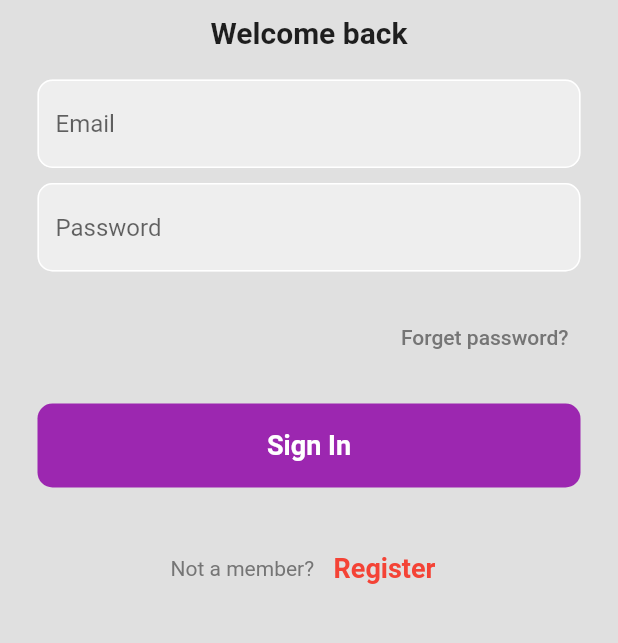
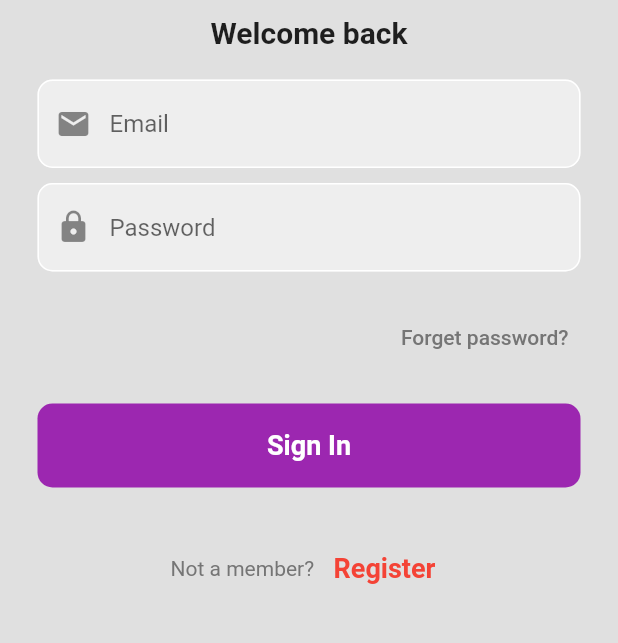
Before and after one commit to casius13594/flutter_finalproject, a Flutter app: the screen it shows after launch, after a tap on "Let's discover", on a phone screen of 412 x 824 dp, the part 591-1234 px from its top. Run offline on Flutter 3.47's test engine with Material 2 defaults, Android fonts, the phone set to English and light mode, and no system bars; our stand-ins replace curved_navigation_bar, firebase_auth, firebase_core, flutter_svg, lottie, pinput; accounts and stored records are empty; network calls fail.

Commit message:
Login and register first finished

```diff
--- a/lib/main.dart
+++ b/lib/main.dart
@@ -1,10 +1,12 @@
 import 'package:flutter/material.dart';
 import 'package:flutter_finalproject/pages/home_page.dart';
 import 'package:lottie/lottie.dart';
-
+import 'package:firebase_core/firebase_core.dart';
 import 'pages/login_page.dart';
 
-void main() {
+void main() async {
+  WidgetsFlutterBinding.ensureInitialized();
+  await Firebase.initializeApp();
   runApp(const MyApp());
 }
 
@@ -29,6 +31,8 @@ class MainPage extends StatefulWidget{
 }
 
 class _MainPageState extends State<MainPage>{
+
+
   @override
   Widget build(BuildContext context) => Container(
     decoration: BoxDecoration(
--- a/lib/pages/login_page.dart
+++ b/lib/pages/login_page.dart
@@ -3,6 +3,8 @@ import 'package:flutter_finalproject/pages/forgot_password_page.dart';
 import 'package:flutter_finalproject/pages/register_page.dart';
 import 'package:flutter_finalproject/pages/shifscreen.dart';
 import 'package:flutter_svg/svg.dart';
+import 'package:firebase_auth/firebase_auth.dart';
+import 'package:flutter_finalproject/auth.dart';
 
 class LoginPage extends StatefulWidget {
   const LoginPage({super.key});
@@ -12,13 +14,17 @@ class LoginPage extends StatefulWidget {
 }
 
 class _LoginPageState extends State<LoginPage> {
+
+
+  final TextEditingController _controllerEmail = TextEditingController();
+  final TextEditingController _controllerPassword = TextEditingController();
+
+
   @override
   Widget build(BuildContext context) {
     return Scaffold(
       backgroundColor: Colors.grey[300],
-
       body: SafeArea(
-        maintainBottomViewPadding: false,
         child: Center(
         child: SingleChildScrollView(
           child: Column(
@@ -51,6 +57,8 @@ class _LoginPageState extends State<LoginPage> {
               Padding(
                   padding: const EdgeInsets.symmetric(horizontal: 25.0),
                   child: TextField(
+                    controller: _controllerEmail,
+                    enableSuggestions: true,
                     decoration: InputDecoration(
                       enabledBorder: OutlineInputBorder(
                         borderSide: BorderSide(color: Colors.white),
@@ -64,6 +72,9 @@ class _LoginPageState extends State<LoginPage> {
                       filled: true,
                       border: InputBorder.none,
                       hintText: 'Email',
+                      prefixIcon: Icon(
+                        Icons.mail
+                      )
                   ),
                 ),
                 ),
@@ -75,6 +86,7 @@ class _LoginPageState extends State<LoginPage> {
               Padding(
                 padding: const EdgeInsets.symmetric(horizontal: 25.0),
                 child: TextField(
+                  controller: _controllerPassword,
                   obscureText: true,
                   decoration: InputDecoration(
                     enabledBorder: OutlineInputBorder(
@@ -89,6 +101,9 @@ class _LoginPageState extends State<LoginPage> {
                     filled: true,
                     border: InputBorder.none,
                     hintText: 'Password',
+                    prefixIcon: Icon(
+                      Icons.lock
+                    )
                   ),
                 ),
               ),
@@ -126,11 +141,18 @@ class _LoginPageState extends State<LoginPage> {
                   height: 56,
                   child: TextButton(
                     onPressed: () {
-                      Navigator.push(
-                        context,
-                        MaterialPageRoute(builder: (context) => shiftscreen())
-                      );
+                      FirebaseAuth.instance.signInWithEmailAndPassword(
+                          email: _controllerEmail.text,
+                          password: _controllerPassword.text
+                      ).then((value) {
+                        Navigator.push(context,
+                            MaterialPageRoute(
+                                builder: (context) => shiftscreen()));
+                      }).onError((error, stackTrace) {
+                        print("Error ${error.toString()} ");
+                      });
                     },
+
                     style: TextButton.styleFrom(
                       backgroundColor: Colors.purple,
                       shape: RoundedRectangleBorder(
--- a/lib/pages/setting_page.dart
+++ b/lib/pages/setting_page.dart
@@ -1,6 +1,8 @@
 import 'package:flutter/material.dart';
 import 'package:flutter_finalproject/pages/profile_edit.dart';
 import 'package:flutter_finalproject/pages/shifscreen.dart';
+import 'package:firebase_auth/firebase_auth.dart';
+import 'package:flutter_finalproject/auth.dart';
 
 class Settingpage extends StatefulWidget{
   const Settingpage({super.key});
--- a/pubspec.yaml
+++ b/pubspec.yaml
@@ -36,8 +36,10 @@ dependencies:
   # Use with the CupertinoIcons class for iOS style icons.
   cupertino_icons: ^1.0.2
   firebase_core: ^2.15.1
+  firebase_auth: ^4.9.0
   curved_navigation_bar: ^1.0.3
   flutter_svg: ^2.0.7
+  permission_handler: ^10.4.3
   lottie: ^2.6.0
   pinput: ^3.0.1
 
```
Also changed, not shown: lib/auth.dart (added, +27 -0 lines), lib/pages/phoneVerify_page.dart (+35 -8 lines), lib/pages/register_page.dart (+40 -8 lines), pubspec.lock, 4 other files.
